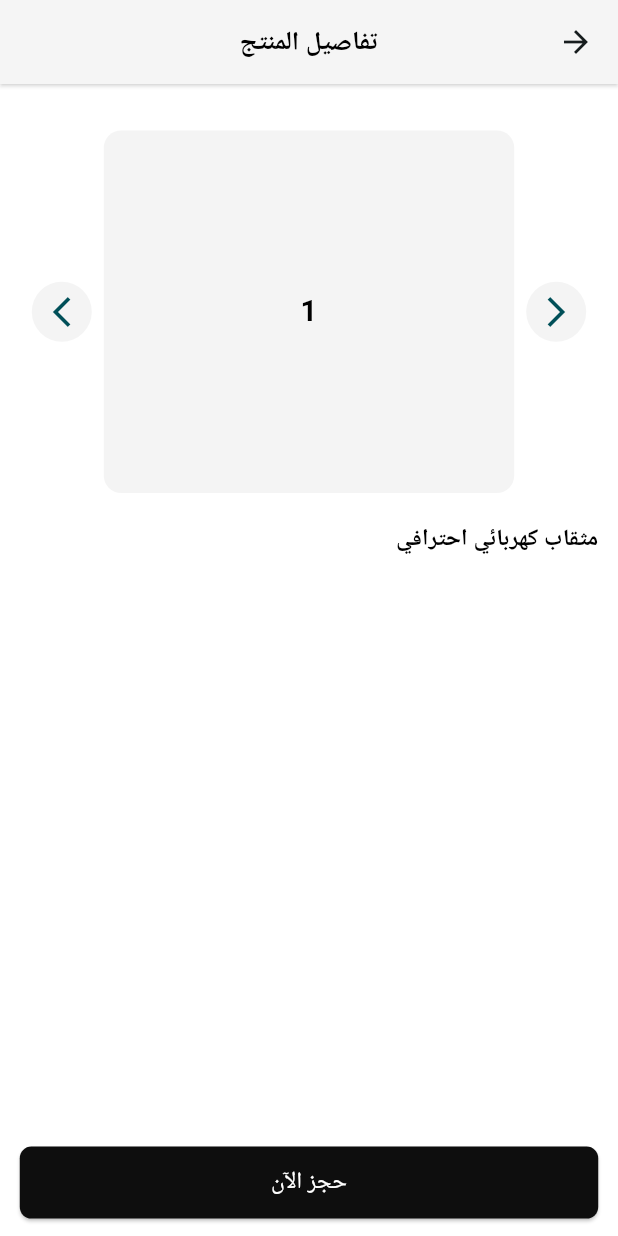
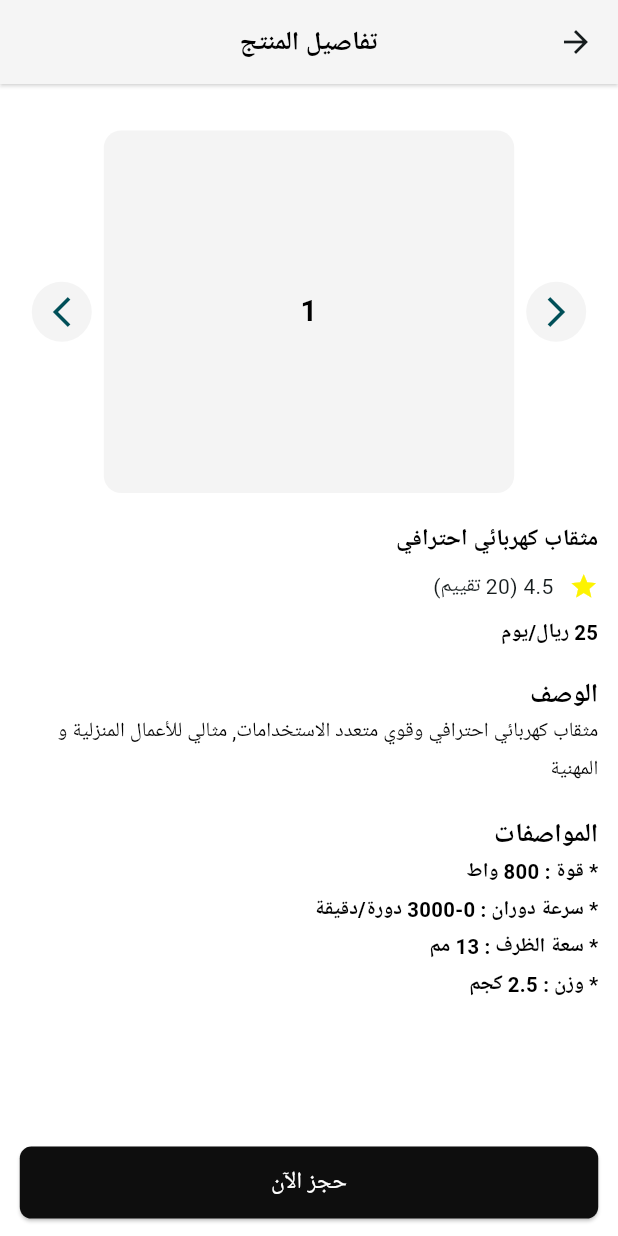
Before and after one commit to 0Ahmad0/tools_to_go_app, a Flutter app: the ToolDetailsScreen screen opened by its route, on a phone screen of 412 x 824 dp. Run offline on Flutter 3.47's test engine with Material 3 defaults, Android fonts, the phone set to English and light mode, and no system bars; our stand-ins replace animate_do, cloud_firestore, firebase_auth, firebase_core, flutter_screenutil, flutter_svg and 7 more; accounts and stored records are empty; Roboto replaces fonts that are missing (Tajawal).

```diff
--- a/lib/app/features/tool_details/screen/tool_details_screen.dart
+++ b/lib/app/features/tool_details/screen/tool_details_screen.dart
@@ -8,8 +8,28 @@ import 'package:tools_to_go_app/core/utils/style_manager.dart';
 import 'package:tools_to_go_app/core/widgets/app_button.dart';
 import 'package:tools_to_go_app/core/widgets/app_padding.dart';
 
-class ToolDetailsScreen extends StatelessWidget {
+class ToolDetailsScreen extends StatefulWidget {
   const ToolDetailsScreen({super.key});
+
+  @override
+  State<ToolDetailsScreen> createState() => _ToolDetailsScreenState();
+}
+
+class _ToolDetailsScreenState extends State<ToolDetailsScreen> {
+  String featuresTool = 'قوة : 800 واط\n'
+      'سرعة دوران : 0-3000 دورة/دقيقة\n'
+      'سعة الظرف : 13 مم\n'
+      'وزن : 2.5 كجم';
+  List<String> featuresList = [];
+
+  List<String> getFeaturesToolAsList(String text) {
+    featuresList = text
+        .split('\n')
+        .map((feature) => feature.trim())
+        .where((feature) => feature.isNotEmpty)
+        .toList();
+    return featuresList;
+  }
 
   @override
   Widget build(BuildContext context) {
@@ -61,8 +81,55 @@ class ToolDetailsScreen extends StatelessWidget {
                         ],
                       ),
                       verticalSpace(20.h),
-                      Text('مثقاب كهربائي احترافي',
+                      Text(
+                        'مثقاب كهربائي احترافي',
                         style: StyleManager.font16SemiBold(),
+                      ),
+                      verticalSpace(10.h),
+                      Row(
+                        crossAxisAlignment: CrossAxisAlignment.center,
+                        children: [
+                          Icon(
+                            Icons.star,
+                            color: ColorManager.rateStarColor,
+                            size: 20.sp,
+                          ),
+                          horizontalSpace(10.w),
+                          Text(
+                            '4.5 (20 تقييم)',
+                          ),
+                        ],
+                      ),
+                      verticalSpace(10.h),
+                      Text(
+                        '25 ريال/يوم',
+                        style: StyleManager.font14SemiBold(),
+                      ),
+                      verticalSpace(20.h),
+                      Text(
+                        StringManager.descriptionText,
+                        style: StyleManager.font18SemiBold(),
+                      ),
+                      Text(
+                        'مثقاب كهربائي احترافي وقوي متعدد الاستخدامات, مثالي للأعمال المنزلية و المهنية',
+                        style:
+                            StyleManager.font14Regular().copyWith(height: 1.8),
+                      ),
+                      verticalSpace(20.h),
+                      Text(
+                        StringManager.featuresText,
+                        style: StyleManager.font18SemiBold(),
+                      ),
+                      Column(
+                        crossAxisAlignment: CrossAxisAlignment.start,
+                        children: getFeaturesToolAsList(featuresTool)
+                            .map((e) => Text(
+                                  '* '+e,
+                                  style: StyleManager.font14SemiBold().copyWith(
+                                    height: 1.8
+                                  ),
+                                ))
+                            .toList(),
                       )
                     ],
                   ),
--- a/lib/core/utils/string_manager.dart
+++ b/lib/core/utils/string_manager.dart
@@ -93,6 +93,8 @@ class StringManager {
   ///ToolDetails Screen
   static const String toolDetailsText = 'تفاصيل المنتج';
   static const String orderNowText = 'حجز الآن';
+  static const String descriptionText = 'الوصف';
+  static const String featuresText = 'المواصفات';
   ///Auth Screen
   static const String accountText = 'الحساب';
   static const String goodToSeeYouText = 'Good to see you!';
--- a/pubspec.yaml
+++ b/pubspec.yaml
@@ -20,6 +20,7 @@ dependencies:
   flutter_svg:
   google_fonts:
   intl:
+  carousel_slider:
   image_picker:
   file_picker:
   get:
```
Also changed, not shown: pubspec.lock.
